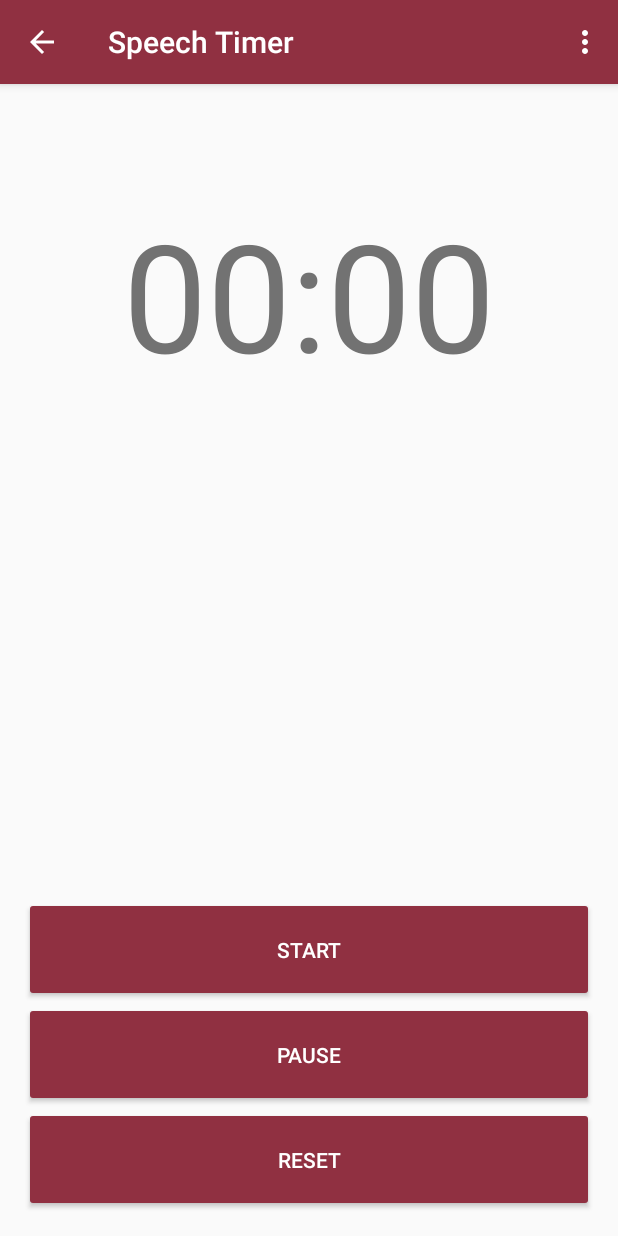
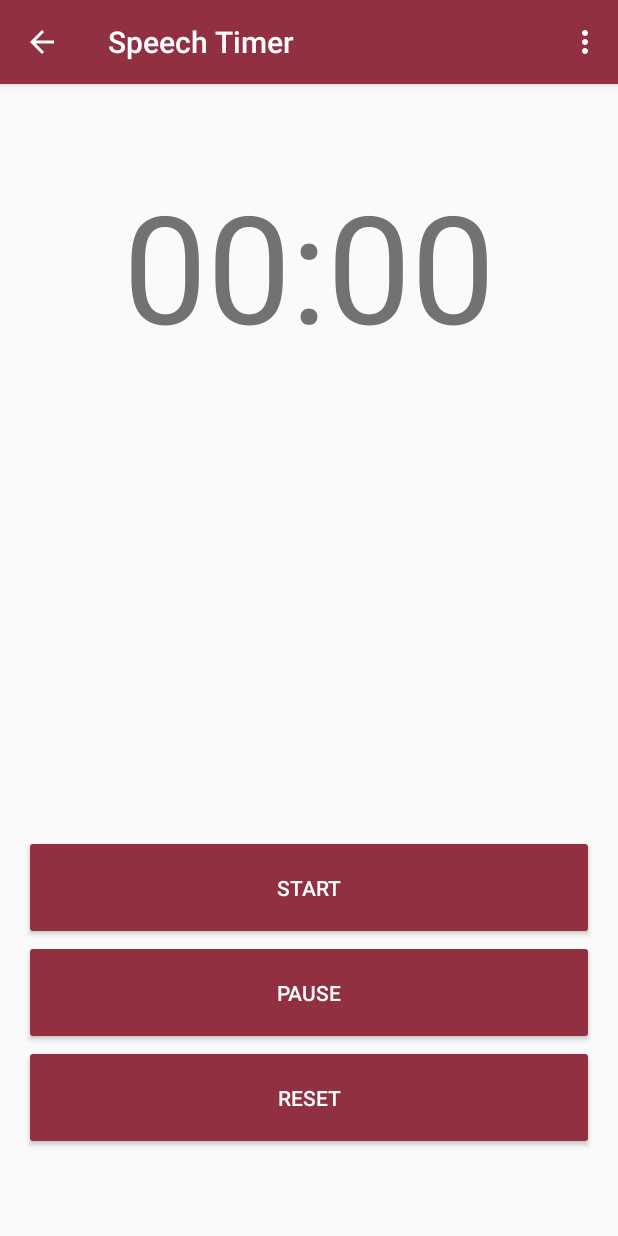
Before and after one commit to raokarthik74/Toastmasters, an Android app: the speechTimer screen opened directly, with no data from a screen before it, on a phone screen of 412 x 824 dp. Run offline under Robolectric (Android 15) with nearby library versions, the phone set to English and light mode, and no system bars.

Commit message:
With Timer further update

```diff
--- a/Toastmasters3/app/src/main/res/layout/activity_speech_timer.xml
+++ b/Toastmasters3/app/src/main/res/layout/activity_speech_timer.xml
@@ -4,17 +4,16 @@
     android:paddingRight="@dimen/activity_horizontal_margin"
     android:paddingTop="@dimen/activity_vertical_margin"
     android:paddingBottom="@dimen/activity_vertical_margin"
-    tools:context="com.district92.toastmasters.speechChronometer">
+    tools:context="com.district92.toastmasters.speechChronometer"
+    android:id="@+id/TimerRelativeLayout">
 
     <Chronometer
         android:layout_width="wrap_content"
         android:layout_height="wrap_content"
         android:id="@+id/chronometer"
         android:textSize="100dp"
-
-        android:layout_alignParentTop="true"
-        android:layout_centerHorizontal="true"
-        android:layout_marginTop="57dp" />
+        android:layout_below="@+id/getcurrent"
+        android:layout_centerHorizontal="true" />
 
     <Button
         android:id="@+id/button1"
@@ -24,8 +23,8 @@
         android:textColor="@color/icons"
         android:onClick="startChronometer"
         android:layout_above="@+id/button2"
-        android:layout_alignParentLeft="true"
-        android:layout_alignParentStart="true" />
+        android:layout_alignParentRight="true"
+        android:layout_alignParentEnd="true" />
 
     <Button
         android:id="@+id/button2"
@@ -45,6 +44,7 @@
         android:text="reset"
         android:onClick="resetChronometer"
         android:textColor="@color/icons"
+        android:layout_marginBottom="41dp"
         android:layout_alignParentBottom="true"
         android:layout_alignParentLeft="true"
         android:layout_alignParentStart="true" />
@@ -53,8 +53,9 @@
         android:layout_width="wrap_content"
         android:layout_height="wrap_content"
         android:id="@+id/getcurrent"
+        android:textSize="28dp"
+        android:gravity="center"
         android:layout_alignParentTop="true"
-        android:layout_centerHorizontal="true"
-        android:textSize="30dp" />
+        android:layout_centerHorizontal="true" />
 
 </RelativeLayout>
--- a/Toastmasters3/app/src/main/res/values/color.xml
+++ b/Toastmasters3/app/src/main/res/values/color.xml
@@ -8,4 +8,7 @@
     <color name="secondary_text">#727272</color>
     <color name="icons">#FFFFFF</color>
     <color name="divider">#B6B6B6</color>
+    <color name="red">#FF0000</color>
+    <color name="amber">#FFC200</color>
+    <color name="green">#00FF00</color>
 </resources>
--- a/Toastmasters3/app/src/main/res/values/strings.xml
+++ b/Toastmasters3/app/src/main/res/values/strings.xml
@@ -25,4 +25,6 @@
     <string name="title_activity_speech_timer">speechTimerActivity</string>
     <string name="title_activity_speech_chronometer">speechChronometer</string>
     <string name="title_activity_timer_selection">timerSelectionActivity</string>
+    <string name="title_activity_about_timer_asctivity">AboutTimerASctivity</string>
+    <string name="title_activity_about_timer">aboutTimer</string>
 </resources>
```
Also changed, not shown: Toastmasters3/app/src/main/AndroidManifest.xml (+12 -0 lines), Toastmasters3/app/src/main/java/com/district92/toastmasters/aboutTimer.java (added, +43 -0 lines), Toastmasters3/app/src/main/java/com/district92/toastmasters/speechTimer.java (+50 -10 lines), Toastmasters3/app/src/main/java/com/district92/toastmasters/timerSelectionActivity.java (+9 -3 lines), Toastmasters3/app/src/main/res/layout/activity_about_timer.xml (added, +23 -0 lines), Toastmasters3/app/src/main/res/menu/menu_about_timer.xml (added, +7 -0 lines), Toastmasters3/app/src/main/res/menu/menu_about_timer_asctivity.xml (added, +7 -0 lines).
